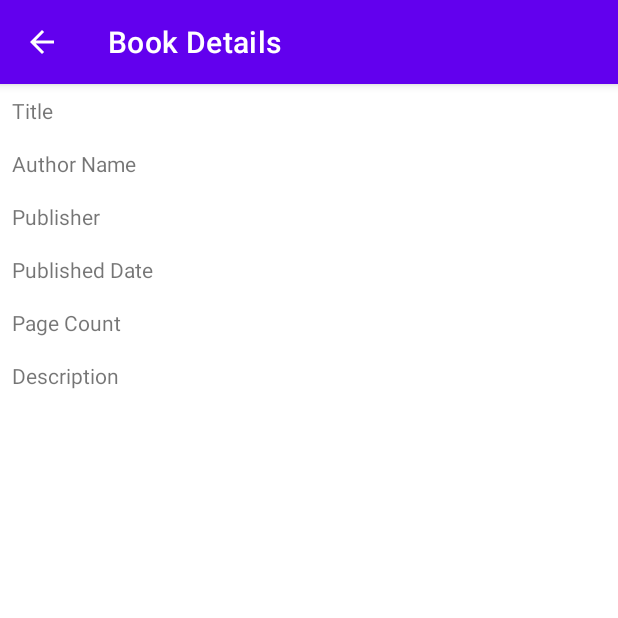
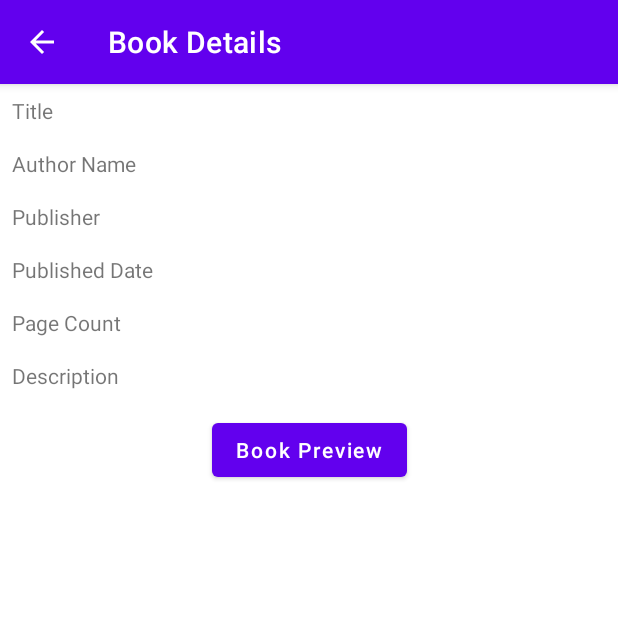
Before and after one commit to ShoaibAkhtar-Blue/BookListing, an Android app: the BookDetailsActivity screen opened directly, with no data from a screen before it, on a phone screen of 412 x 824 dp, the top half of it. Run offline under Robolectric (Android 15) with nearby library versions, the phone set to English and light mode, and no system bars; 6 statements that could not run were skipped.

Commit message:
Add support for book preview

```diff
--- a/app/src/main/java/blue/project/booklisting/BookDetailsActivity.java
+++ b/app/src/main/java/blue/project/booklisting/BookDetailsActivity.java
@@ -1,24 +1,15 @@
 package blue.project.booklisting;
 
 import androidx.annotation.NonNull;
-import androidx.annotation.Nullable;
 import androidx.appcompat.app.AppCompatActivity;
 
-import android.content.Context;
 import android.content.Intent;
-import android.graphics.Bitmap;
+import android.net.Uri;
 import android.os.Bundle;
-import android.util.Log;
 import android.view.MenuItem;
-import android.widget.ImageView;
+import android.view.View;
+import android.widget.Button;
 import android.widget.TextView;
-import android.widget.Toast;
-
-import com.bumptech.glide.Glide;
-import com.bumptech.glide.load.DataSource;
-import com.bumptech.glide.load.engine.GlideException;
-import com.bumptech.glide.request.RequestListener;
-import com.bumptech.glide.request.target.Target;
 
 public class BookDetailsActivity extends AppCompatActivity {
     private final String LOG_TAG = BookDetailsActivity.class.getSimpleName();
@@ -29,6 +20,8 @@ public class BookDetailsActivity extends AppCompatActivity {
     private TextView publishedDateTextView;
     private TextView pageCountTextView;
     private TextView descriptionTextView;
+    private Button bookPreviewButton;
+    private String canonicalVolumeLink;
 
     @Override
     protected void onCreate(Bundle savedInstanceState) {
@@ -55,6 +48,21 @@ public class BookDetailsActivity extends AppCompatActivity {
         publishedDateTextView.setText(currentVolume.getPublishedDate());
         pageCountTextView.setText(String.valueOf(currentVolume.getPageCount()));
         descriptionTextView.setText(currentVolume.getDescription());
+
+        // Set onClickListener on Book Preview button
+        bookPreviewButton.setOnClickListener(new View.OnClickListener() {
+            @Override
+            public void onClick(View view) {
+                // Get book info link
+                canonicalVolumeLink = currentVolume.getCanonicalVolumeLink();
+                // Convert info link into uri
+                Uri bookUri = Uri.parse(canonicalVolumeLink);
+
+                // Create Intent and pass Uri
+                Intent bookPreviewIntent = new Intent(Intent.ACTION_VIEW, bookUri);
+                startActivity(bookPreviewIntent);
+            }
+        });
     }
 
     @Override
@@ -79,5 +87,6 @@ public class BookDetailsActivity extends AppCompatActivity {
         publishedDateTextView = findViewById(R.id.textView_publishedDate);
         pageCountTextView = findViewById(R.id.textView_pageCount);
         descriptionTextView = findViewById(R.id.textView_description);
+        bookPreviewButton = findViewById(R.id.button_book_preview);
     }
 }
--- a/app/src/main/java/blue/project/booklisting/BookListingActivity.java
+++ b/app/src/main/java/blue/project/booklisting/BookListingActivity.java
@@ -204,6 +204,7 @@ public class BookListingActivity extends AppCompatActivity implements LoaderMana
         try {
             mData = (List<Volume>) savedInstanceState.getSerializable("data");
             mVolumeAdapter.addAll(mData);
+            searchResultsTextView.setVisibility(View.VISIBLE);
         } catch (Exception e) {
             // Log exception information
             Log.e(LOG_TAG, "Exception in casting: " + e.getMessage());
--- a/app/src/main/java/blue/project/booklisting/QueryUtils.java
+++ b/app/src/main/java/blue/project/booklisting/QueryUtils.java
@@ -152,9 +152,9 @@ public class QueryUtils {
                 int pageCount = extractInformation(volumeInfo, "pageCount", 0);
 
                 // Extract info link
-                String infoLink = extractInformation(volumeInfo, "infoLink");
+                String canonicalVolumeLink = extractInformation(volumeInfo, "canonicalVolumeLink");
 
-                Volume volume = new Volume(title, authors, publisher, publishedDate, description, pageCount, infoLink);
+                Volume volume = new Volume(title, authors, publisher, publishedDate, description, pageCount, canonicalVolumeLink);
                 volumes.add(volume);
             }
             return volumes;
--- a/app/src/main/res/layout/activity_book_details.xml
+++ b/app/src/main/res/layout/activity_book_details.xml
@@ -87,5 +87,16 @@
             app:layout_constraintStart_toStartOf="parent"
             app:layout_constraintTop_toBottomOf="@+id/textView_pageCount" />
 
+        <Button
+            android:id="@+id/button_book_preview"
+            android:layout_width="wrap_content"
+            android:layout_height="wrap_content"
+            android:layout_marginTop="16dp"
+            android:text="@string/button_book_preview"
+            android:textAllCaps="false"
+            app:layout_constraintEnd_toEndOf="parent"
+            app:layout_constraintStart_toStartOf="parent"
+            app:layout_constraintTop_toBottomOf="@+id/textView_description" />
+
     </androidx.constraintlayout.widget.ConstraintLayout>
 </ScrollView>
--- a/app/src/main/res/values/strings.xml
+++ b/app/src/main/res/values/strings.xml
@@ -11,4 +11,5 @@
     <string name="textView_info">Information</string>
     <string name="message_no_network">No Network Connection</string>
     <string name="message_no_data">No Book Available</string>
+    <string name="button_book_preview">Book Preview</string>
 </resources>
```
Also changed, not shown: app/src/main/java/blue/project/booklisting/Volume.java (+5 -5 lines).
